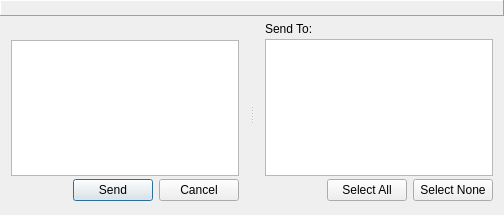
Before: the Qt Designer form src/gui/chat/broadcastwindow.ui in lanmessenger/lanmessenger, drawn with Qt 5.
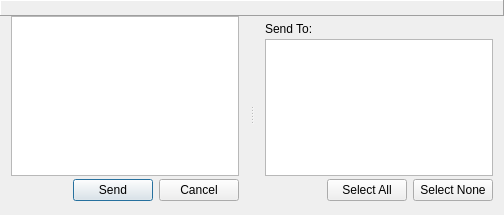
After: the same form once the commit is applied. Custom widgets are drawn as their Qt base class.

Commit message: ui: use native toolbar size and style

Patch:
```diff
--- a/src/gui/chat/broadcastwindow.ui
+++ b/src/gui/chat/broadcastwindow.ui
@@ -69,18 +69,6 @@
        </property>
        <item>
         <widget class="QWidget" name="toolBarWidget" native="true">
-         <property name="minimumSize">
-          <size>
-           <width>0</width>
-           <height>24</height>
-          </size>
-         </property>
-         <property name="maximumSize">
-          <size>
-           <width>16777215</width>
-           <height>24</height>
-          </size>
-         </property>
          <layout class="QHBoxLayout" name="horizontalLayout_3">
           <property name="spacing">
            <number>0</number>
```
The commit also changes 7 other files.
